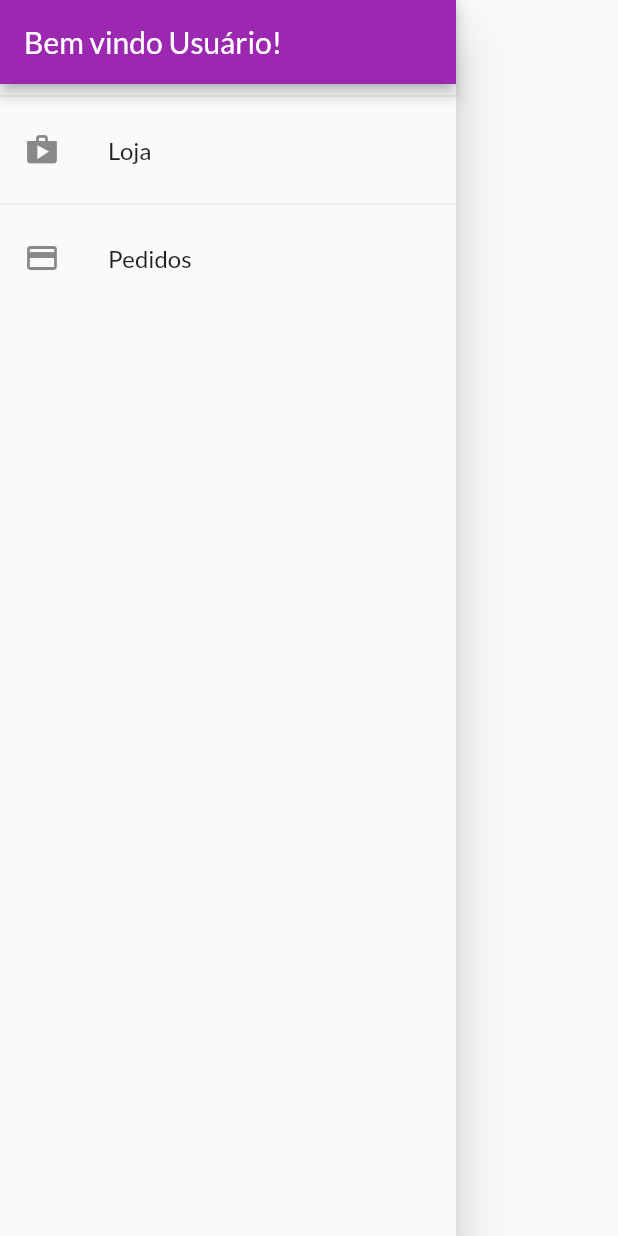
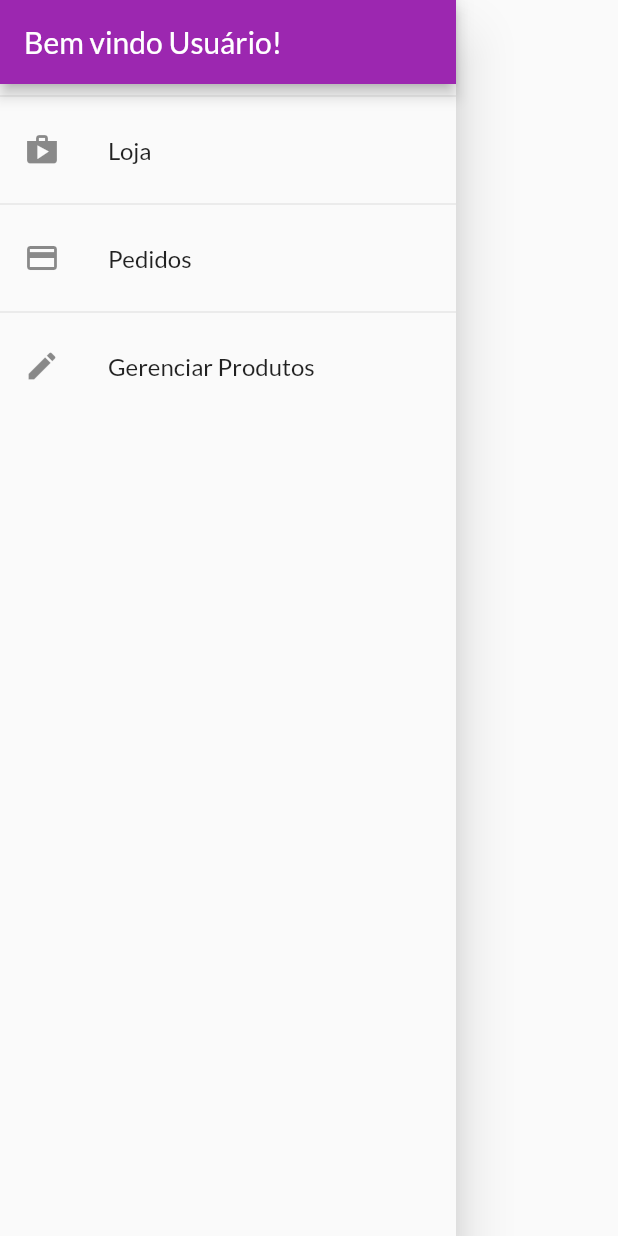
Before and after one commit to genivalc/Shop, a Flutter app: the AppDrawer widget shown alone on an empty page, opened directly, on a phone screen of 412 x 824 dp. Run offline on Flutter 3.47's test engine with Material 2 defaults, Android fonts, the phone set to English and light mode, and no system bars; network calls fail.

Commit message:
Gerenciamento criado

```diff
--- a/lib/main.dart
+++ b/lib/main.dart
@@ -1,5 +1,6 @@
 import 'package:flutter/material.dart';
 import "package:provider/provider.dart";
+import 'package:shop/views/product_screen.dart';
 
 import './views/product_detail_screen.dart';
 import './views/cart_screen.dart';
@@ -42,6 +43,7 @@ class MyApp extends StatelessWidget {
           AppRountes.PRODUCT_DETAIL: (ctx) => ProductDetailScreen(),
           AppRountes.CART: (ctx) => CartScreen(),
           AppRountes.ORDERS: (ctx) => OrdersScreen(),
+          AppRountes.PRODUCTS: (ctx) => ProductsScreen(),
         },
       ),
     );
--- a/lib/providers/products.dart
+++ b/lib/providers/products.dart
@@ -6,6 +6,10 @@ class Products with ChangeNotifier {
   List<Product> _items = DUMMY_PRODUCTS;
 
   List<Product> get items => [..._items];
+
+  int get itemsCount {
+    return _items.length;
+  }
 
   List<Product> get favoriteItems {
     return _items.where((prod) => prod.isFavorite).toList();
--- a/lib/utils/app_rountes.dart
+++ b/lib/utils/app_rountes.dart
@@ -3,4 +3,5 @@ class AppRountes {
   static const PRODUCT_DETAIL = "/product-detail";
   static const CART = "/cart";
     static const ORDERS = "/orders";
+    static const PRODUCTS = "/products";
 }
--- a/lib/views/app_drawer.dart
+++ b/lib/views/app_drawer.dart
@@ -27,7 +27,17 @@ class AppDrawer extends StatelessWidget {
               Navigator.of(context).pushReplacementNamed(AppRountes.ORDERS);
             },
           ),
+                    Divider(),
+          ListTile(
+            leading: Icon(Icons.edit),
+            title: Text("Gerenciar Produtos"),
+            onTap: () {
+              Navigator.of(context).pushReplacementNamed(AppRountes.PRODUCTS);
+            },
+          ),
         ],
+
+
       ),
     );
   }
```
Also changed, not shown: lib/views/product_screen.dart (added, +24 -0 lines).
